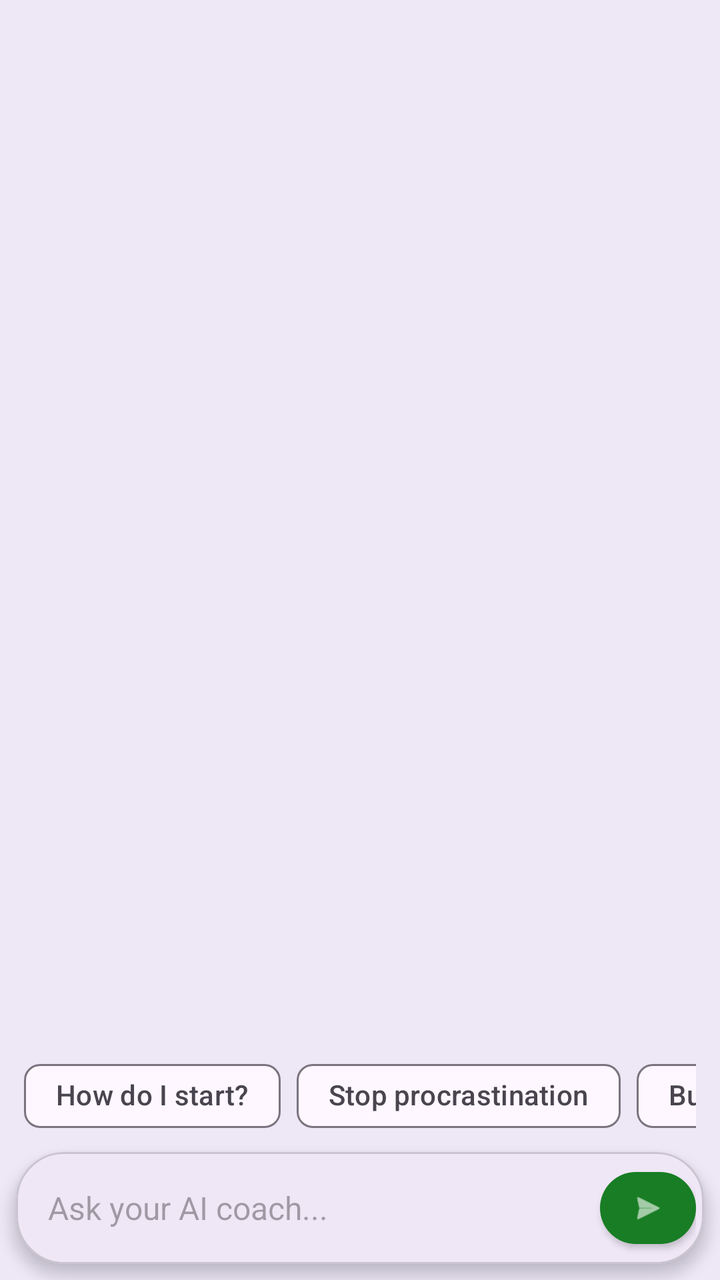
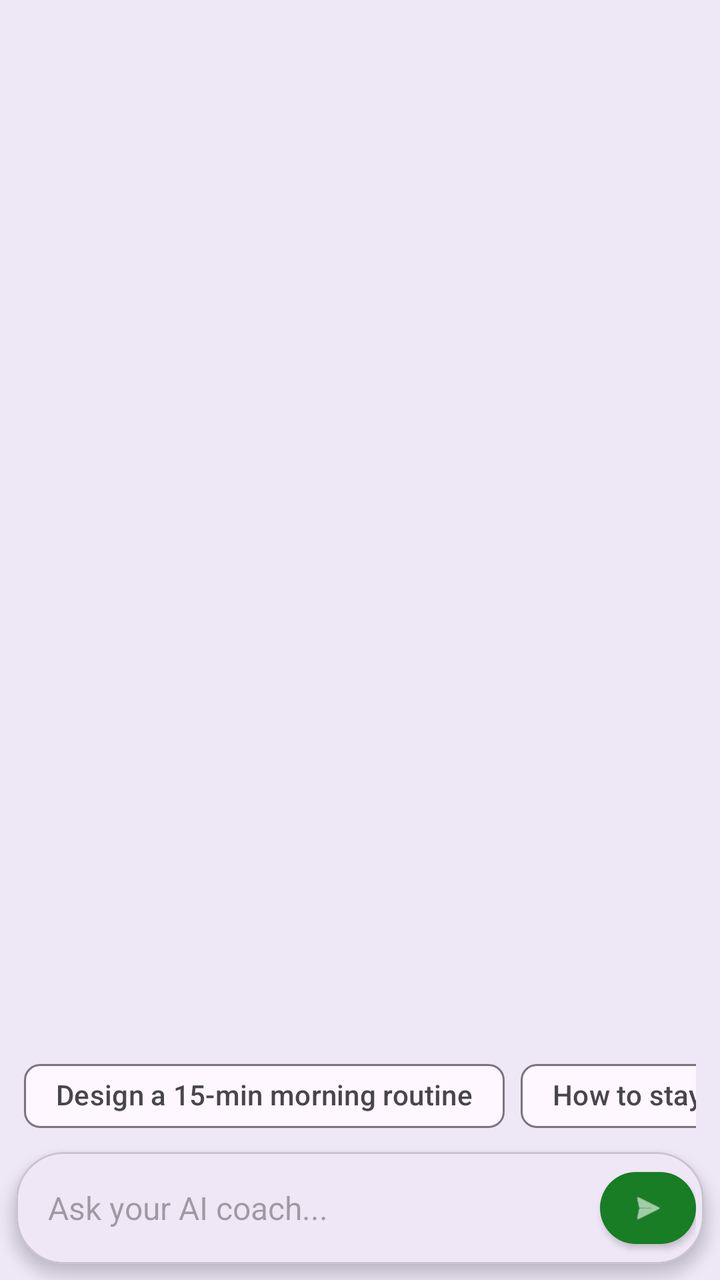

An Android layout rendered at two revisions. The XML below is the earlier revision; the diff shows what the commit changed to produce the second picture.
<!-- AndroidManifest.xml: application theme Theme.TrackIt -->
<!-- res/layout/fragment_chat.xml -->
<?xml version="1.0" encoding="utf-8"?>
<androidx.constraintlayout.widget.ConstraintLayout
    xmlns:android="http://schemas.android.com/apk/res/android"
    xmlns:app="http://schemas.android.com/apk/res-auto"
    android:layout_width="match_parent"
    android:layout_height="match_parent"
    android:background="@color/bg_color">

    <androidx.recyclerview.widget.RecyclerView
        android:id="@+id/chatRecyclerView"
        android:layout_width="0dp"
        android:layout_height="0dp"
        android:clipToPadding="false"
        android:padding="10dp"
        app:layout_constraintBottom_toTopOf="@+id/suggestionsScroll"
        app:layout_constraintEnd_toEndOf="parent"
        app:layout_constraintStart_toStartOf="parent"
        app:layout_constraintTop_toTopOf="parent" />

    <ProgressBar
        android:id="@+id/chatProgressBar"
        android:layout_width="30dp"
        android:layout_height="30dp"
        android:layout_marginBottom="8dp"
        android:visibility="gone"
        app:layout_constraintBottom_toTopOf="@+id/suggestionsScroll"
        app:layout_constraintEnd_toEndOf="parent"
        app:layout_constraintStart_toStartOf="parent" />

    <HorizontalScrollView
        android:id="@+id/suggestionsScroll"
        android:layout_width="match_parent"
        android:layout_height="wrap_content"
        android:paddingStart="12dp"
        android:paddingEnd="12dp"
        android:paddingTop="4dp"
        android:paddingBottom="4dp"
        android:scrollbars="none"
        app:layout_constraintBottom_toTopOf="@+id/inputCard">

        <com.google.android.material.chip.ChipGroup
            android:id="@+id/suggestionChipGroup"
            android:layout_width="wrap_content"
            android:layout_height="wrap_content"
            app:singleLine="true"
            app:chipSpacingHorizontal="8dp">

            <com.google.android.material.chip.Chip
                android:layout_width="wrap_content"
                android:layout_height="wrap_content"
                android:text="How do I start?"
                style="@style/Widget.Material3.Chip.Suggestion" />

            <com.google.android.material.chip.Chip
                android:layout_width="wrap_content"
                android:layout_height="wrap_content"
                android:text="Stop procrastination"
                style="@style/Widget.Material3.Chip.Suggestion" />

            <com.google.android.material.chip.Chip
                android:layout_width="wrap_content"
                android:layout_height="wrap_content"
                android:text="Build a workout habit"
                style="@style/Widget.Material3.Chip.Suggestion" />

        </com.google.android.material.chip.ChipGroup>
    </HorizontalScrollView>

    <com.google.android.material.card.MaterialCardView
        android:id="@+id/inputCard"
        android:layout_width="match_parent"
        android:layout_height="wrap_content"
        android:layout_margin="8dp"
        app:cardCornerRadius="24dp"
        app:cardElevation="4dp"
        app:layout_constraintBottom_toBottomOf="parent">

        <LinearLayout
            android:layout_width="match_parent"
            android:layout_height="wrap_content"
            android:gravity="center_vertical"
            android:orientation="horizontal"
            android:padding="4dp">

            <EditText
                android:id="@+id/messageInput"
                android:layout_width="0dp"
                android:layout_height="wrap_content"
                android:layout_weight="1"
                android:background="@android:color/transparent"
                android:hint="Ask your AI coach..."
                android:inputType="textCapSentences"
                android:imeOptions="actionDone"
                android:maxLines="4"
                android:padding="12dp"
                android:textSize="16sp" />

            <com.google.android.material.button.MaterialButton
                android:id="@+id/sendBtn"
                style="@style/Widget.MaterialComponents.Button.Icon"
                android:layout_width="48dp"
                android:layout_height="48dp"
                android:padding="0dp"
                app:backgroundTint="#187D24"
                app:cornerRadius="24dp"
                app:icon="@android:drawable/ic_menu_send"
                app:iconGravity="textStart"
                app:iconPadding="0dp" />

        </LinearLayout>
    </com.google.android.material.card.MaterialCardView>

</androidx.constraintlayout.widget.ConstraintLayout>
<!-- resources referenced by this layout -->
<resources>
  <color name="bg_color">#EDE7F6</color>
  <style name="Theme.TrackIt" parent="Base.Theme.TrackIt" />
  <style name="Base.Theme.TrackIt" parent="Theme.Material3.DayNight.NoActionBar">
          
          
      </style>
</resources>

<!-- the commit's change to res/layout/fragment_chat.xml (unified diff, before → after) -->
@@ -46,21 +46,24 @@
             app:chipSpacingHorizontal="8dp">
 
             <com.google.android.material.chip.Chip
+                android:id="@+id/chipMorningRoutine"
                 android:layout_width="wrap_content"
                 android:layout_height="wrap_content"
-                android:text="How do I start?"
+                android:text="@string/ai_prompt_morning_routine"
                 style="@style/Widget.Material3.Chip.Suggestion" />
 
             <com.google.android.material.chip.Chip
+                android:id="@+id/chipDiscipline"
                 android:layout_width="wrap_content"
                 android:layout_height="wrap_content"
-                android:text="Stop procrastination"
+                android:text="@string/ai_prompt_discipline"
                 style="@style/Widget.Material3.Chip.Suggestion" />
 
             <com.google.android.material.chip.Chip
+                android:id="@+id/chipHabitStacking"
                 android:layout_width="wrap_content"
                 android:layout_height="wrap_content"
-                android:text="Build a workout habit"
+                android:text="@string/ai_prompt_habit_stacking"
                 style="@style/Widget.Material3.Chip.Suggestion" />
 
         </com.google.android.material.chip.ChipGroup>
<!-- resource entries referenced after the edit -->
@@ -1,6 +1,9 @@
 <!-- resources referenced by this layout -->
 <resources>
   <color name="bg_color">#EDE7F6</color>
+  <string name="ai_prompt_discipline">How to stay disciplined today?</string>
+  <string name="ai_prompt_habit_stacking">Explain habit stacking to me</string>
+  <string name="ai_prompt_morning_routine">Design a 15-min morning routine</string>
   <style name="Theme.TrackIt" parent="Base.Theme.TrackIt" />
   <style name="Base.Theme.TrackIt" parent="Theme.Material3.DayNight.NoActionBar">
           
